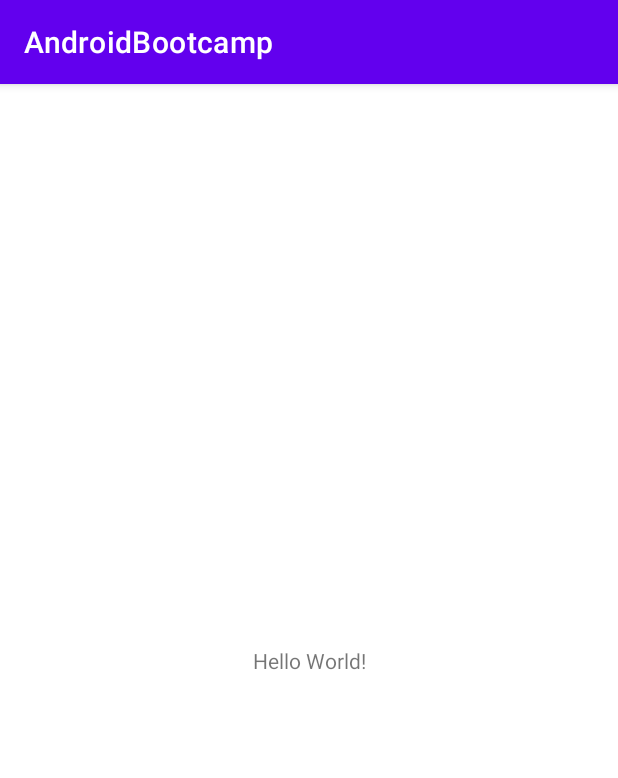
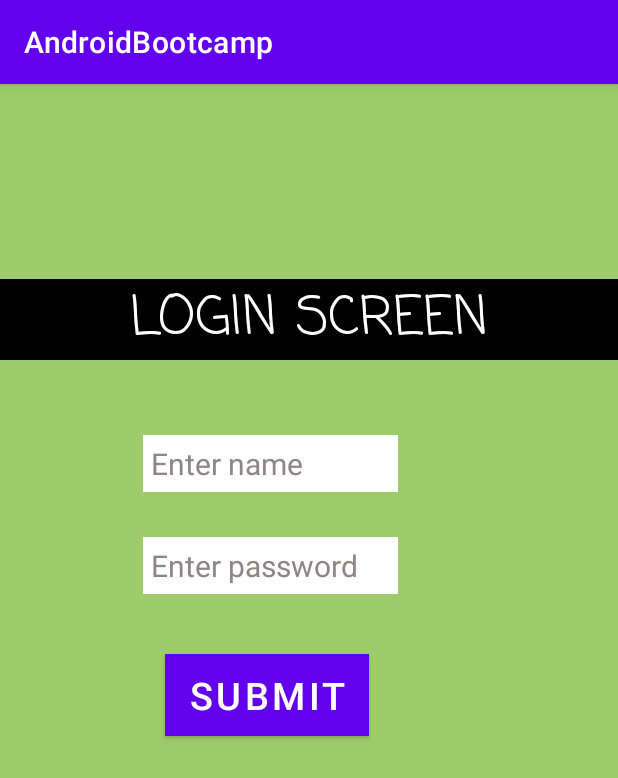
Before and after one commit to vvaidywan/AndroidBootcamp, an Android app: the screen it shows after launch (MainActivity), on a phone screen of 412 x 824 dp. Shown: the top 778 px of the screen. Run offline under Robolectric (Android 15) with nearby library versions, the phone set to English and light mode, and no system bars.

Commit message:
login screen added

```diff
--- a/app/src/main/AndroidManifest.xml
+++ b/app/src/main/AndroidManifest.xml
@@ -9,6 +9,7 @@
         android:roundIcon="@mipmap/ic_launcher_round"
         android:supportsRtl="true"
         android:theme="@style/Theme.AndroidBootcamp">
+        <activity android:name=".HomePage"></activity>
         <activity android:name=".MainActivity">
             <intent-filter>
                 <action android:name="android.intent.action.MAIN" />
--- /dev/null
+++ b/app/src/main/java/com/example/androidbootcamp/HomePage.kt
@@ -0,0 +1,11 @@
+package com.example.androidbootcamp
+
+import androidx.appcompat.app.AppCompatActivity
+import android.os.Bundle
+
+class HomePage : AppCompatActivity() {
+    override fun onCreate(savedInstanceState: Bundle?) {
+        super.onCreate(savedInstanceState)
+        setContentView(R.layout.activity_home_page)
+    }
+}
--- a/app/src/main/java/com/example/androidbootcamp/MainActivity.kt
+++ b/app/src/main/java/com/example/androidbootcamp/MainActivity.kt
@@ -1,11 +1,25 @@
 package com.example.androidbootcamp
 
+import android.content.Intent
 import androidx.appcompat.app.AppCompatActivity
 import android.os.Bundle
+import android.view.View
+import android.widget.Button
 
 class MainActivity : AppCompatActivity() {
+
+    //var btn1 : Button? = null
+
     override fun onCreate(savedInstanceState: Bundle?) {
         super.onCreate(savedInstanceState)
         setContentView(R.layout.activity_main)
+
+        var btn1 = findViewById<Button>(R.id.btn1)
+
+        btn1.setOnClickListener(View.OnClickListener {
+            val intent = Intent(this@MainActivity, HomePage::class.java)
+            startActivity(intent)
+        })
+
     }
 }
--- /dev/null
+++ b/app/src/main/res/layout/activity_home_page.xml
@@ -0,0 +1,20 @@
+<?xml version="1.0" encoding="utf-8"?>
+<RelativeLayout xmlns:android="http://schemas.android.com/apk/res/android"
+    xmlns:app="http://schemas.android.com/apk/res-auto"
+    xmlns:tools="http://schemas.android.com/tools"
+    android:layout_width="match_parent"
+    android:layout_height="match_parent"
+    tools:context=".HomePage"
+    android:background="#D38EDF">
+
+    <TextView
+        android:layout_width="match_parent"
+        android:layout_height="match_parent"
+        android:text="Welcome!"
+        android:textSize="70dp"
+        android:fontFamily="cursive"
+        android:gravity="center"
+        >
+    </TextView>
+
+</RelativeLayout>
--- a/app/src/main/res/layout/activity_main.xml
+++ b/app/src/main/res/layout/activity_main.xml
@@ -1,18 +1,66 @@
 <?xml version="1.0" encoding="utf-8"?>
-<androidx.constraintlayout.widget.ConstraintLayout xmlns:android="http://schemas.android.com/apk/res/android"
+<LinearLayout xmlns:android="http://schemas.android.com/apk/res/android"
     xmlns:app="http://schemas.android.com/apk/res-auto"
     xmlns:tools="http://schemas.android.com/tools"
     android:layout_width="match_parent"
     android:layout_height="match_parent"
-    tools:context=".MainActivity">
+    tools:context=".MainActivity"
+    android:background="#9ECC6A"
+    android:orientation="vertical">
 
     <TextView
+        android:background="@color/black"
+        android:layout_width="match_parent"
+        android:layout_height="wrap_content"
+        android:text="LOGIN SCREEN"
+        android:textSize="35sp"
+        android:fontFamily="casual"
+        android:textColor="@color/white"
+        android:layout_gravity="top"
+        android:layout_marginTop="130dp"
+        android:gravity="center"/>
+
+    <EditText
+        android:id="@+id/editText1"
+        android:layout_width="170dp"
+        android:layout_height="wrap_content"
+        android:background="@color/white"
+        android:hint="Enter name"
+        android:textColorHint="#8F8585"
+        android:textSize="20sp"
+        android:textColor="@color/black"
+        android:layout_marginTop="50dp"
+        android:layout_marginLeft="95dp"
+        android:layout_gravity="top"
+        android:padding="5dp">
+    </EditText>
+
+    <EditText
+        android:id="@+id/editText2"
+        android:inputType="textPassword"
+        android:layout_width="170dp"
+        android:layout_height="wrap_content"
+        android:background="@color/white"
+        android:hint="Enter password"
+        android:textColorHint="#8F8585"
+        android:textSize="20sp"
+        android:textColor="@color/black"
+        android:layout_marginTop="30dp"
+        android:layout_marginLeft="95dp"
+        android:layout_gravity="top"
+        android:padding="5dp">
+    </EditText>
+
+    <Button
+        android:id="@+id/btn1"
         android:layout_width="wrap_content"
         android:layout_height="wrap_content"
-        android:text="Hello World!"
-        app:layout_constraintBottom_toBottomOf="parent"
-        app:layout_constraintLeft_toLeftOf="parent"
-        app:layout_constraintRight_toRightOf="parent"
-        app:layout_constraintTop_toTopOf="parent" />
+        android:layout_gravity="top"
+        android:layout_marginLeft="110dp"
+        android:layout_marginTop="40dp"
+        android:background="#DF3427"
+        android:text="SUBMIT"
+        android:textSize="25sp">
+    </Button>
 
-</androidx.constraintlayout.widget.ConstraintLayout>
+</LinearLayout>
```
